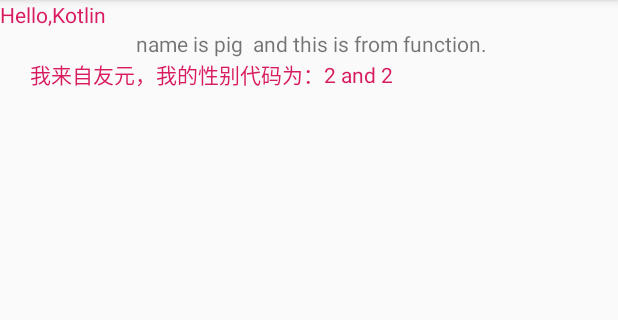
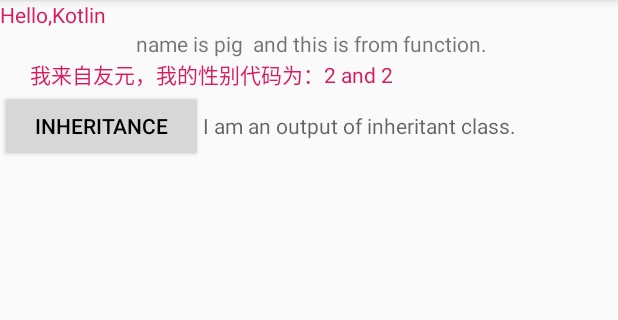
Before and after one commit to IvingShe/AndroidDemo, an Android app: the screen it shows after launch (MainActivity), after a tap on "test Function!", on a phone screen of 412 x 824 dp, the part 84-404 px from its top. Run offline under Robolectric (Android 15) with nearby library versions, the phone set to English and light mode, and no system bars.

Commit message:
Kotlin: inheriting classes and overriding functions by using open in the base class and in its member function

```diff
--- a/kotlindemo/src/main/java/com/example/kotlindemo/MainActivity.kt
+++ b/kotlindemo/src/main/java/com/example/kotlindemo/MainActivity.kt
@@ -3,6 +3,7 @@ package com.example.kotlindemo
 import android.graphics.Color
 import androidx.appcompat.app.AppCompatActivity
 import android.os.Bundle
+import com.example.base.Bird
 import kotlinx.android.synthetic.main.activity_main.*
 
 class MainActivity : AppCompatActivity() {
@@ -37,6 +38,24 @@ class MainActivity : AppCompatActivity() {
             testCompanion(animal)
 
         }
+
+        btn_inheritance.setOnClickListener {
+
+            /**
+             * 基类测试
+             */
+            /*
+            var bird:Bird = Bird("bird",Bird.FEMALE)
+            tv_inheritance_content.text = bird.getDes("Bird")
+
+             */
+
+            /**
+             * 继承类使用
+             */
+            var duck:Duck = Duck("唐老鸭", Bird.StaticBird.MALE)
+            tv_inheritance_content.text = duck.getDes("duck")
+        }
     }
 
     /***
@@ -56,6 +75,8 @@ class MainActivity : AppCompatActivity() {
         tv_content.text = "我来自友元，我的性别代码为：${Animal.judgeSex(animal.sexName).toString()} and ${Animal.FEMALE}"
     }
 
+
+
     fun testAdd(a:Int,b:Int):Int{
        return a+b
     }
--- a/kotlindemo/src/main/res/layout/activity_main.xml
+++ b/kotlindemo/src/main/res/layout/activity_main.xml
@@ -41,4 +41,29 @@
         />
 
 
+    <LinearLayout
+        android:layout_width="match_parent"
+        android:layout_height="wrap_content"
+        app:layout_constraintTop_toBottomOf="@id/tv_content"
+        app:layout_constraintRight_toRightOf="parent"
+        app:layout_constraintLeft_toLeftOf="parent"
+        android:orientation="horizontal">
+        <Button
+            android:id="@+id/btn_inheritance"
+            android:layout_weight="1"
+            android:text="Inheritance"
+            android:textColor="@android:color/black"
+            android:layout_width="wrap_content"
+            android:layout_height="wrap_content"/>
+
+        <TextView
+            android:layout_weight="3"
+            android:hint="I am an output of inheritant class."
+            android:textColor="@android:color/black"
+            android:id="@+id/tv_inheritance_content"
+            android:layout_width="wrap_content"
+            android:layout_height="wrap_content"/>
+
+    </LinearLayout>
+
 </androidx.constraintlayout.widget.ConstraintLayout>
```
Also changed, not shown: kotlindemo/src/main/java/com/example/base/Bird.kt (added, +59 -0 lines), kotlindemo/src/main/java/com/example/kotlindemo/Duck.kt (added, +21 -0 lines).
